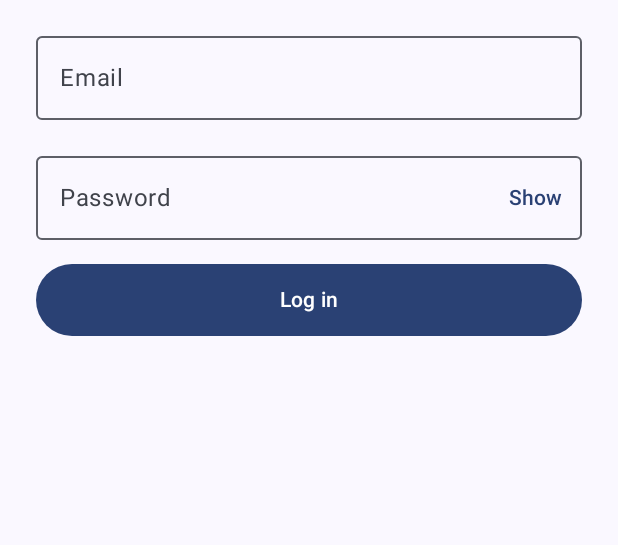
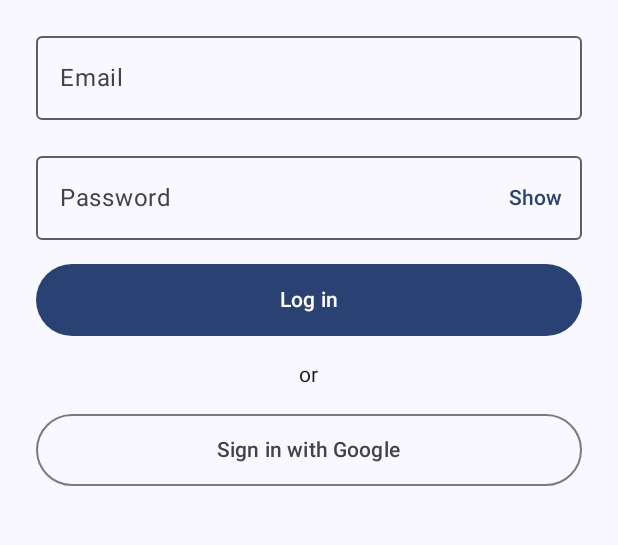
Before and after one commit to BradleyE99/CavCals, an Android app built with Jetpack Compose: the screen it shows after launch (MainActivity), on a phone screen of 412 x 824 dp, the part 102-647 px from its top. Run offline under Robolectric (Android 15) with nearby library versions, the phone set to English and light mode, and no system bars; our stand-ins replace Firebase (no records; nobody signed in at launch, a user with empty details on screens opened directly).

Commit message:
Add Sign in with Google to the login screen
Credential Manager shows Google's account picker and returns an ID token.
AuthRepository exchanges it for a Firebase session with
GoogleAuthProvider, so the existing auth listener switches screens.
The web client ID comes from google-services.json via the
default_web_client_id resource.

```diff
--- a/app/build.gradle.kts
+++ b/app/build.gradle.kts
@@ -53,6 +53,10 @@ dependencies {
     implementation(libs.firebase.firestore)
     implementation(libs.firebase.functions)
     implementation(libs.kotlinx.coroutines.play.services)
+    // Google sign-in: Credential Manager shows the account picker, googleid reads the ID token.
+    implementation(libs.androidx.credentials)
+    implementation(libs.androidx.credentials.play.services.auth)
+    implementation(libs.googleid)
     testImplementation(libs.junit)
     androidTestImplementation(platform(libs.androidx.compose.bom))
     androidTestImplementation(libs.androidx.compose.ui.test.junit4)
--- a/app/src/main/java/com/example/cavcals/ui/login/LoginScreen.kt
+++ b/app/src/main/java/com/example/cavcals/ui/login/LoginScreen.kt
@@ -15,6 +15,7 @@ import androidx.compose.foundation.verticalScroll
 import androidx.compose.material3.Button
 import androidx.compose.material3.CircularProgressIndicator
 import androidx.compose.material3.MaterialTheme
+import androidx.compose.material3.OutlinedButton
 import androidx.compose.material3.OutlinedTextField
 import androidx.compose.material3.Text
 import androidx.compose.material3.TextButton
@@ -25,6 +26,7 @@ import androidx.compose.runtime.saveable.rememberSaveable
 import androidx.compose.runtime.setValue
 import androidx.compose.ui.Alignment
 import androidx.compose.ui.Modifier
+import androidx.compose.ui.platform.LocalContext
 import androidx.compose.ui.res.stringResource
 import androidx.compose.ui.semantics.LiveRegionMode
 import androidx.compose.ui.semantics.contentDescription
@@ -54,6 +56,9 @@ fun LoginScreen(
     // Collect the ViewModel's StateFlow as Compose state. Each new LoginUiState triggers a
     // recomposition, and collection pauses while the app is in the background.
     val uiState by loginViewModel.uiState.collectAsStateWithLifecycle()
+    // Inside an Activity's setContent, LocalContext is that Activity. Google's account picker
+    // needs it to draw on top of the app.
+    val context = LocalContext.current
 
     // Pass function references instead of the ViewModel itself: the form sends events up and
     // the ViewModel decides what they mean.
@@ -62,6 +67,7 @@ fun LoginScreen(
         onEmailChange = loginViewModel::onEmailChange,
         onPasswordChange = loginViewModel::onPasswordChange,
         onLoginClick = loginViewModel::onLoginClick,
+        onGoogleSignInClick = { loginViewModel.onGoogleSignInClick(context) },
         modifier = modifier,
     )
 }
@@ -72,6 +78,7 @@ fun LoginForm(
     onEmailChange: (String) -> Unit,
     onPasswordChange: (String) -> Unit,
     onLoginClick: () -> Unit,
+    onGoogleSignInClick: () -> Unit,
     modifier: Modifier = Modifier,
 ) {
     // Whether the password is shown is purely visual, so it lives here rather than in the
@@ -181,6 +188,22 @@ fun LoginForm(
                 Text(stringResource(R.string.login_button))
             }
         }
+
+        Text(
+            text = stringResource(R.string.login_or),
+            style = MaterialTheme.typography.bodyMedium,
+        )
+
+        // Same isLoading guard as the email button, so only one sign-in runs at a time.
+        OutlinedButton(
+            onClick = onGoogleSignInClick,
+            enabled = !uiState.isLoading,
+            modifier = Modifier
+                .fillMaxWidth()
+                .height(48.dp),
+        ) {
+            Text(stringResource(R.string.login_google_button))
+        }
     }
 }
 
@@ -196,6 +219,7 @@ private fun LoginFormPreview() {
             onEmailChange = {},
             onPasswordChange = {},
             onLoginClick = {},
+            onGoogleSignInClick = {},
         )
     }
 }
--- a/app/src/main/res/values/strings.xml
+++ b/app/src/main/res/values/strings.xml
@@ -11,6 +11,8 @@
     <string name="login_hide_password_description">Hide password</string>
     <string name="login_button">Log in</string>
     <string name="login_in_progress">Logging in</string>
+    <string name="login_or">or</string>
+    <string name="login_google_button">Sign in with Google</string>
 
     <!-- Login validation and Firebase errors -->
     <string name="login_error_email_blank">Enter your email.</string>
@@ -19,6 +21,8 @@
     <string name="login_error_invalid_credentials">Email or password is incorrect. Check them and try again.</string>
     <string name="login_error_network">Can\'t reach the server. Check your connection and try again.</string>
     <string name="login_error_too_many_requests">Too many attempts. Wait a moment and try again.</string>
+    <string name="login_error_google_no_account">No Google account found on this device. Add one in Settings, then try again.</string>
+    <string name="login_error_google_failed">Google sign-in didn\'t work. Please try again.</string>
     <string name="login_error_unknown">Something went wrong while logging in. Please try again.</string>
 
     <!-- Bottom navigation -->
```
Also changed, not shown: app/src/main/java/com/example/cavcals/auth/AuthRepository.kt (+14 -0 lines), app/src/main/java/com/example/cavcals/ui/login/LoginViewModel.kt (+60 -0 lines), gradle/libs.versions.toml (+7 -0 lines).
